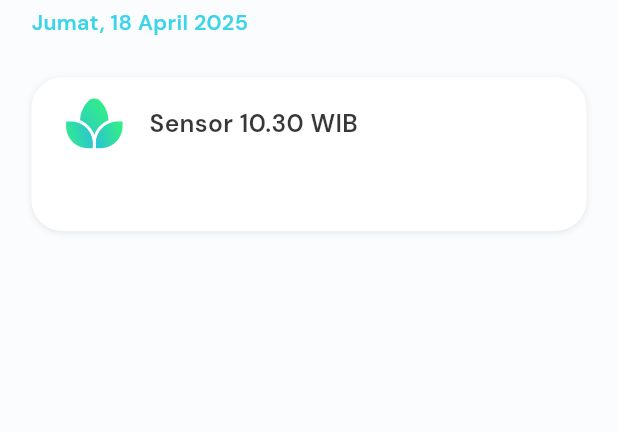
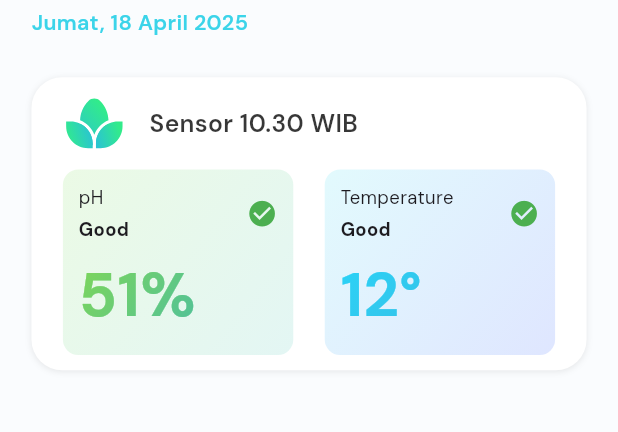
Before and after one commit to sibeux/iot_plant_control, a Flutter app: the screen it shows after launch, on a phone screen of 412 x 824 dp, the part 468-900 px from its top. Run offline on Flutter 3.47's test engine with Material 3 defaults, Android fonts, the phone set to English and light mode, and no system bars; drawn by our look-alikes of smooth_page_indicator; our stand-ins replace flutter_screenutil, flutter_svg, get, hexcolor.

Commit message:
Refactor HomeScreen import path and add BoxMonitor widget for displaying plant data

```diff
--- a/lib/main.dart
+++ b/lib/main.dart
@@ -3,7 +3,7 @@ import 'package:flutter/services.dart';
 import 'package:flutter_screenutil/flutter_screenutil.dart';
 import 'package:get/get.dart';
 import 'package:intl/date_symbol_data_local.dart';
-import 'package:iot_plant_control/screen/home_screen/home_screen.dart';
+import 'package:iot_plant_control/screen/home_screen.dart';
 
 void main() {
   // Dibutuhkan setpreferredOrientations.
--- a/lib/screen/home_screen/home_screen.dart
+++ b/lib/screen/home_screen.dart
@@ -4,6 +4,7 @@ import 'package:flutter_svg/svg.dart';
 import 'package:get/get.dart';
 import 'package:iot_plant_control/controller/clock_controller.dart';
 import 'package:iot_plant_control/controller/image_slide_controller.dart';
+import 'package:iot_plant_control/widgets/box_monitor.dart';
 import 'package:smooth_page_indicator/smooth_page_indicator.dart';
 import 'package:intl/intl.dart';
 
@@ -145,7 +146,6 @@ class HomeScreen extends StatelessWidget {
               Padding(
                 padding: EdgeInsets.symmetric(horizontal: 20.w),
                 child: Container(
-                  height: 100.h,
                   width: double.infinity,
                   decoration: BoxDecoration(
                     color: Colors.white,
@@ -191,6 +191,34 @@ class HomeScreen extends StatelessWidget {
                             ),
                           ],
                         ),
+                        SizedBox(height: 10.h),
+                        Row(
+                          crossAxisAlignment: CrossAxisAlignment.center,
+                          mainAxisAlignment: MainAxisAlignment.spaceBetween,
+                          children: [
+                            Flexible(
+                              fit: FlexFit.tight,
+                              flex: 1,
+                              child: BoxMonitor(
+                                id: 1,
+                                title: 'pH',
+                                status: 'Good',
+                                value: '51%',
+                              ),
+                            ),
+                            SizedBox(width: 20.w),
+                            Flexible(
+                              fit: FlexFit.tight,
+                              flex: 1,
+                              child: BoxMonitor(
+                                id: 2,
+                                title: 'Temperature',
+                                status: 'Good',
+                                value: '12°',
+                              ),
+                            ),
+                          ],
+                        ),
                       ],
                     ),
                   ),
--- /dev/null
+++ b/lib/widgets/box_monitor.dart
@@ -0,0 +1,84 @@
+import 'package:flutter/material.dart';
+import 'package:flutter_screenutil/flutter_screenutil.dart';
+import 'package:hexcolor/hexcolor.dart';
+
+class BoxMonitor extends StatelessWidget {
+  const BoxMonitor({
+    super.key,
+    required this.id,
+    required this.title,
+    required this.status,
+    required this.value,
+  });
+
+  final int id;
+  final String title, status, value;
+
+  @override
+  Widget build(BuildContext context) {
+    return Container(
+      decoration: BoxDecoration(
+        gradient: LinearGradient(
+          colors:
+              id == 1
+                  ? [HexColor("#ebfae5"), HexColor("#e3f6f4")]
+                  : [HexColor("#e2fafd"), HexColor("#dfe6ff")],
+          begin: Alignment.topLeft,
+          end: Alignment.bottomRight,
+        ),
+        borderRadius: BorderRadius.circular(10.r),
+      ),
+      child: Padding(
+        padding: EdgeInsets.symmetric(horizontal: 10.w, vertical: 10.h),
+        child: Column(
+          crossAxisAlignment: CrossAxisAlignment.start,
+          children: [
+            Row(
+              mainAxisAlignment: MainAxisAlignment.spaceBetween,
+              children: [
+                Column(
+                  crossAxisAlignment: CrossAxisAlignment.start,
+                  children: [
+                    Text(title, style: TextStyle(fontSize: 12.sp)),
+                    SizedBox(height: 3.h),
+                    Text(
+                      status,
+                      style: TextStyle(
+                        fontSize: 12.sp,
+                        fontWeight: FontWeight.bold,
+                      ),
+                    ),
+                  ],
+                ),
+                SizedBox(width: 10.w),
+                Icon(Icons.check_circle, color: Colors.green, size: 20.sp),
+              ],
+            ),
+            SizedBox(height: 5.h),
+            ShaderMask(
+              shaderCallback:
+                  (bounds) => LinearGradient(
+                    colors:
+                        id == 1
+                            ? [HexColor('#80d756'), HexColor('#4fc09c')]
+                            : [HexColor('#2ad4f8'), HexColor('#37c1e7')],
+                    begin: Alignment.topLeft,
+                    end: Alignment.bottomRight,
+                  ).createShader(
+                    Rect.fromLTWH(0, 0, bounds.width, bounds.height),
+                  ),
+              child: Text(
+                value,
+                style: TextStyle(
+                  fontSize: 40.sp,
+                  fontWeight: FontWeight.bold,
+                  color: Colors.white, // Harus white.
+                ),
+              ),
+            ),
+          ],
+        ),
+      ),
+    );
+  }
+}
```
